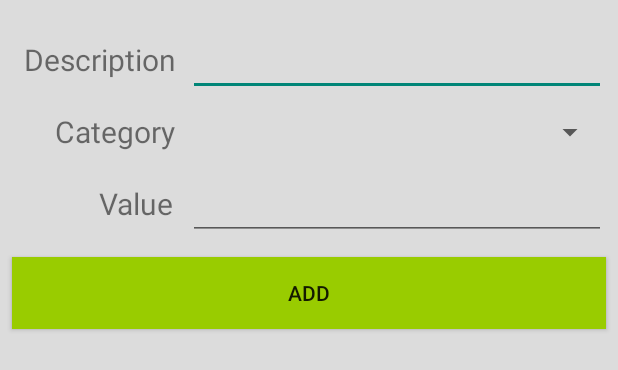
After one commit to tchantchong/MyPersonalFinances, an Android app: the layout activity_add_expense.xml on its own in the app's theme, with its tools: preview values and no code run, on a phone screen of 412 x 824 dp. The commit adds this screen. Shown: the top 370 px of the screen. Run offline under Robolectric (Android 15) with nearby library versions, the phone set to English and light mode, and no system bars.

```diff
--- a/App/app/build.gradle
+++ b/App/app/build.gradle
@@ -39,4 +39,6 @@ dependencies {
 
 
 
+
+
 apply plugin: 'com.google.gms.google-services'
--- a/App/app/src/main/java/com/mpf/mypersonalfinances/MainActivity.java
+++ b/App/app/src/main/java/com/mpf/mypersonalfinances/MainActivity.java
@@ -9,8 +9,6 @@ import com.mpf.mypersonalfinances.auth.LoginActivity;
 import com.mpf.mypersonalfinances.features.MenuActivity;
 
 public class MainActivity extends AppCompatActivity {
-
-    //Constants
 
     //Declarations
     private FirebaseAuth _auth;
--- a/App/app/src/main/java/com/mpf/mypersonalfinances/models/Expense.java
+++ b/App/app/src/main/java/com/mpf/mypersonalfinances/models/Expense.java
@@ -6,6 +6,8 @@ package com.mpf.mypersonalfinances.models;
 
 public class Expense {
     public String category;
+    public String description;
+    public String id;
     public double value;
     public double oldValue;
 
@@ -13,8 +15,10 @@ public class Expense {
         //Default constructor for DataSnapshot.getValue(Expense.class)
     }
 
-    public Expense(String category, double value, double oldValue) {
+    public Expense(String category, String description, String id, double value, double oldValue) {
         this.category = category;
+        this.description = description;
+        this.id = id;
         this.value = value;
         this.oldValue = oldValue;
     }
--- /dev/null
+++ b/App/app/src/main/res/layout/activity_add_expense.xml
@@ -0,0 +1,123 @@
+<?xml version="1.0" encoding="utf-8"?>
+<android.support.constraint.ConstraintLayout xmlns:android="http://schemas.android.com/apk/res/android"
+    xmlns:app="http://schemas.android.com/apk/res-auto"
+    xmlns:tools="http://schemas.android.com/tools"
+    android:layout_width="match_parent"
+    android:layout_height="match_parent"
+    android:background="@color/common_google_signin_btn_text_light_disabled"
+    tools:context="com.mpf.mypersonalfinances.features.finances.AddExpenseActivity"
+    tools:layout_editor_absoluteY="25dp"
+    tools:layout_editor_absoluteX="0dp">
+
+    <TextView
+        android:id="@+id/description_text_view"
+        android:layout_width="wrap_content"
+        android:layout_height="0dp"
+        android:paddingBottom="10dp"
+        android:paddingTop="10dp"
+        android:text="Description"
+        android:textSize="20sp"
+        tools:layout_constraintTop_creator="1"
+        tools:layout_constraintBottom_creator="1"
+        app:layout_constraintBottom_toTopOf="@+id/category_text_View"
+        android:layout_marginStart="16dp"
+        android:layout_marginTop="16dp"
+        tools:layout_constraintLeft_creator="1"
+        app:layout_constraintLeft_toLeftOf="parent"
+        app:layout_constraintTop_toTopOf="parent" />
+
+    <EditText
+        android:id="@+id/add_expense_description_editText"
+        android:layout_width="0dp"
+        android:layout_height="0dp"
+        android:ems="10"
+        android:inputType="textPersonName"
+        android:paddingRight="10dp"
+        android:paddingTop="10dp"
+        android:textSize="15sp"
+        tools:layout_constraintTop_creator="1"
+        tools:layout_constraintRight_creator="1"
+        tools:layout_constraintBottom_creator="1"
+        android:layout_marginStart="8dp"
+        app:layout_constraintBottom_toBottomOf="@+id/description_text_view"
+        android:layout_marginEnd="8dp"
+        app:layout_constraintRight_toRightOf="parent"
+        tools:layout_constraintLeft_creator="1"
+        app:layout_constraintTop_toTopOf="@+id/description_text_view"
+        app:layout_constraintLeft_toRightOf="@+id/description_text_view" />
+
+    <TextView
+        android:id="@+id/category_text_View"
+        android:layout_width="wrap_content"
+        android:layout_height="48dp"
+        android:paddingBottom="10dp"
+        android:paddingTop="10dp"
+        android:text="Category"
+        android:textSize="20sp"
+        tools:layout_constraintTop_creator="1"
+        tools:layout_constraintRight_creator="1"
+        tools:layout_constraintBottom_creator="1"
+        app:layout_constraintBottom_toTopOf="@+id/add_expense_add_button"
+        app:layout_constraintRight_toRightOf="@+id/description_text_view"
+        android:layout_marginTop="64dp"
+        android:layout_marginBottom="59dp"
+        app:layout_constraintTop_toTopOf="parent"
+        app:layout_constraintVertical_bias="0.0" />
+
+    <Spinner
+        android:id="@+id/add_expense_category_spinner"
+        android:layout_width="0dp"
+        android:layout_height="48dp"
+        tools:layout_constraintTop_creator="1"
+        tools:layout_constraintRight_creator="1"
+        app:layout_constraintRight_toRightOf="@+id/add_expense_description_editText"
+        app:layout_constraintTop_toBottomOf="@+id/add_expense_description_editText"
+        tools:layout_constraintLeft_creator="1"
+        app:layout_constraintLeft_toLeftOf="@+id/add_expense_description_editText" />
+
+    <TextView
+        android:id="@+id/value_text_view"
+        android:layout_width="wrap_content"
+        android:layout_height="48dp"
+        android:paddingBottom="10dp"
+        android:paddingTop="10dp"
+        android:text="Value"
+        android:textSize="20sp"
+        app:layout_constraintRight_toRightOf="@+id/category_text_View"
+        app:layout_constraintTop_toBottomOf="@+id/category_text_View"
+        tools:layout_constraintRight_creator="1"
+        tools:layout_constraintTop_creator="1"
+        android:layout_marginEnd="1dp"
+        android:layout_marginRight="1dp" />
+
+    <EditText
+        android:id="@+id/add_expense_value_editText"
+        android:layout_width="0dp"
+        android:layout_height="48dp"
+        android:ems="10"
+        android:inputType="number"
+        app:layout_constraintLeft_toLeftOf="@+id/add_expense_category_spinner"
+        app:layout_constraintRight_toRightOf="@+id/add_expense_category_spinner"
+        app:layout_constraintTop_toBottomOf="@+id/add_expense_category_spinner"
+        tools:layout_constraintLeft_creator="1"
+        tools:layout_constraintRight_creator="1"
+        tools:layout_constraintTop_creator="1" />
+
+    <Button
+        android:id="@+id/add_expense_add_button"
+        style="@style/Widget.AppCompat.Button.Small"
+        android:layout_width="0dp"
+        android:layout_height="48dp"
+        android:layout_marginTop="171dp"
+        android:background="@android:color/holo_green_light"
+        android:text="Add"
+        app:layout_constraintLeft_toLeftOf="parent"
+        app:layout_constraintRight_toRightOf="parent"
+        app:layout_constraintTop_toTopOf="parent"
+        tools:layout_constraintTop_creator="1"
+        tools:layout_constraintRight_creator="1"
+        android:layout_marginStart="8dp"
+        android:layout_marginEnd="8dp"
+        tools:layout_constraintLeft_creator="1" />
+
+</android.support.constraint.ConstraintLayout>
--- a/App/app/src/main/res/values/styles.xml
+++ b/App/app/src/main/res/values/styles.xml
@@ -1,12 +1,7 @@
 <resources>
 
     <!-- Base application theme. -->
-    <style name="AppTheme" parent="Theme.AppCompat.Light.DarkActionBar">
-        <!-- Customize your theme here. -->
-        <item name="colorPrimary">@color/colorPrimary</item>
-        <item name="colorPrimaryDark">@color/colorPrimaryDark</item>
-        <item name="colorAccent">@color/colorAccent</item>
-    </style>
+    <style name="AppTheme" parent="Theme.AppCompat.Light.NoActionBar" />
 
     <style name="AppTheme.NoActionBar">
         <item name="windowActionBar">false</item>
@@ -17,4 +12,9 @@
 
     <style name="AppTheme.PopupOverlay" parent="ThemeOverlay.AppCompat.Light" />
 
+    <style name="AppTheme.ManageExpenseOverlay">
+        <item name="android:windowIsTranslucent">true</item>
+        <item name="android:windowCloseOnTouchOutside">true</item>
+    </style>
+
 </resources>
```
Also changed, not shown: App/app/src/main/AndroidManifest.xml (+7 -1 lines), App/app/src/main/java/com/mpf/mypersonalfinances/auth/LoginActivity.java (+5 -3 lines), App/app/src/main/java/com/mpf/mypersonalfinances/auth/RegisterActivity.java (+16 -11 lines), App/app/src/main/java/com/mpf/mypersonalfinances/features/MenuActivity.java (+8 -8 lines), App/app/src/main/java/com/mpf/mypersonalfinances/features/finances/AddExpenseActivity.java (added, +129 -0 lines), App/app/src/main/java/com/mpf/mypersonalfinances/features/finances/FinancesActivity.java (renamed from App/app/src/main/java/com/mpf/mypersonalfinances/features/FinancesActivity.java, +34 -9 lines), App/app/src/main/java/com/mpf/mypersonalfinances/features/finances/RemoveExpenseActivity.java (added, +148 -0 lines), App/app/src/main/java/com/mpf/mypersonalfinances/models/ExpenseCategories.java (+21 -10 lines), App/app/src/main/res/layout/activity_finances.xml (+25 -1 lines), App/app/src/main/res/layout/activity_remove_expense.xml (added, +54 -0 lines).
